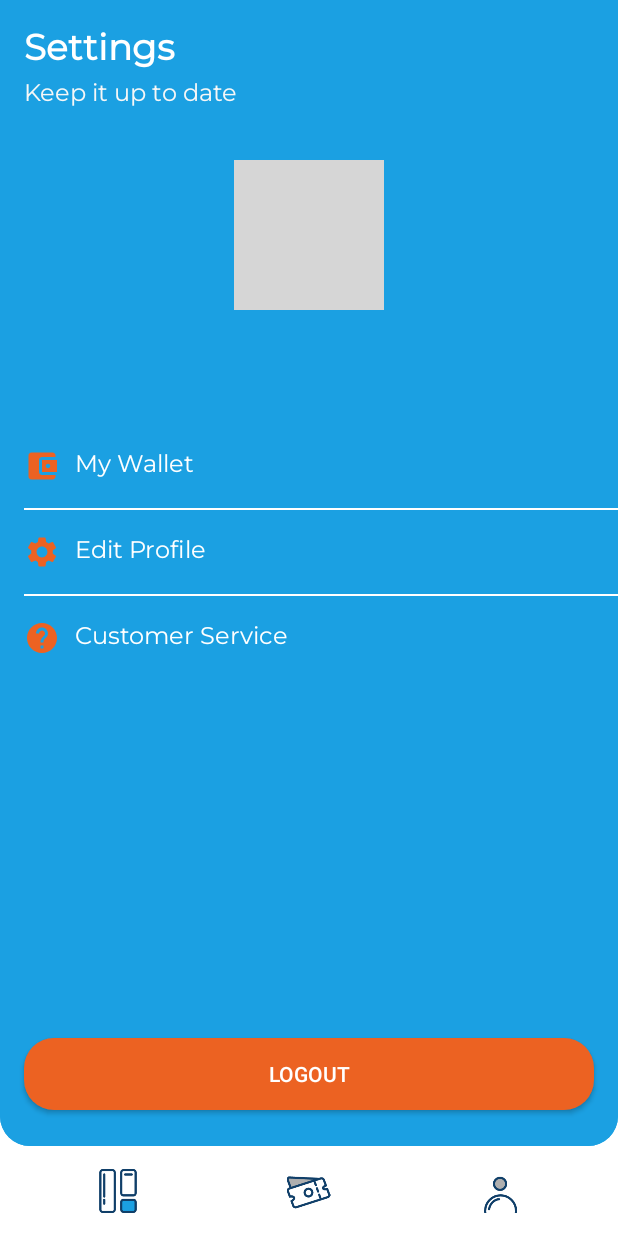
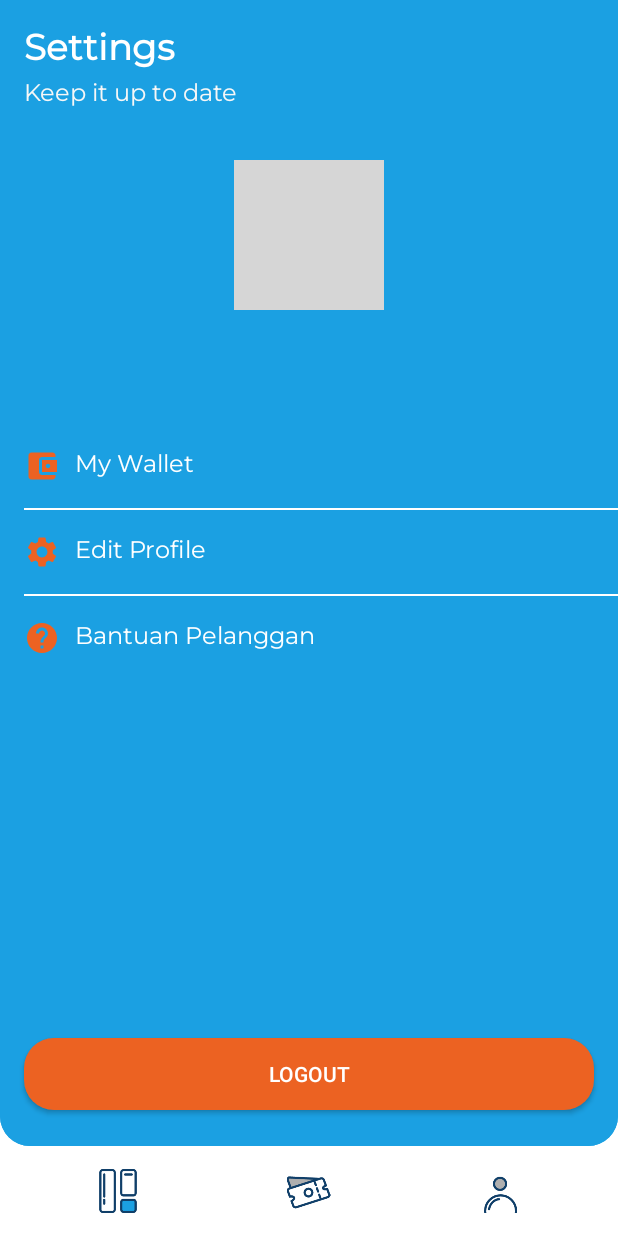
Before and after one commit to febrifelis/LocatripApp, an Android app: the fragment SettingFragment placed in its activity, on a phone screen of 412 x 824 dp. Run offline under Robolectric (Android 15) with nearby library versions, the phone set to English and light mode, and no system bars; our stand-ins replace Firebase (no records; nobody signed in at launch, a user with empty details on screens opened directly); pictures from the network do not load; grey boxes are pictures that could not be loaded.

Commit message:
Locatrip App

```diff
--- a/app/src/main/res/layout/fragment_setting.xml
+++ b/app/src/main/res/layout/fragment_setting.xml
@@ -106,7 +106,7 @@
         android:layout_marginTop="16dp"
         android:drawablePadding="10dp"
         android:fontFamily="@font/montserrat"
-        android:text="Customer Service"
+        android:text="Bantuan Pelanggan"
         android:textColor="@color/color_white"
         android:textSize="16sp"
         app:drawableLeftCompat="@drawable/ic_baseline_help_24"
```
